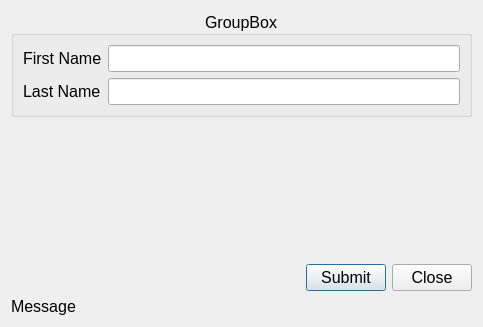
Before: the Qt Designer form Persons/UI/add_person_window.ui in gGamble04/Qt_GUI_Demo, drawn with Qt 5.
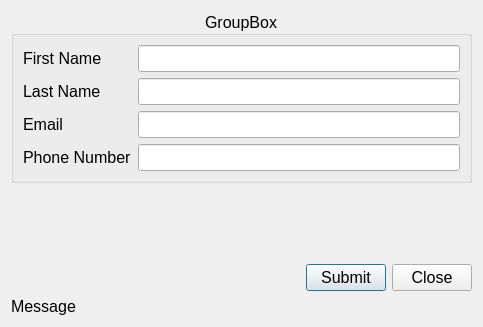
After: the same form once the commit is applied. Icons and pictures are not drawn.

```diff
--- a/Persons/UI/add_person_window.ui
+++ b/Persons/UI/add_person_window.ui
@@ -106,6 +106,26 @@
         </property>
        </widget>
       </item>
+      <item row="2" column="0">
+       <widget class="QLabel" name="label_3">
+        <property name="text">
+         <string>Email</string>
+        </property>
+       </widget>
+      </item>
+      <item row="3" column="0">
+       <widget class="QLabel" name="label_4">
+        <property name="text">
+         <string>Phone Number</string>
+        </property>
+       </widget>
+      </item>
+      <item row="2" column="1">
+       <widget class="QLineEdit" name="le_email"/>
+      </item>
+      <item row="3" column="1">
+       <widget class="QLineEdit" name="le_phoneNumber"/>
+      </item>
      </layout>
     </widget>
    </item>
```
